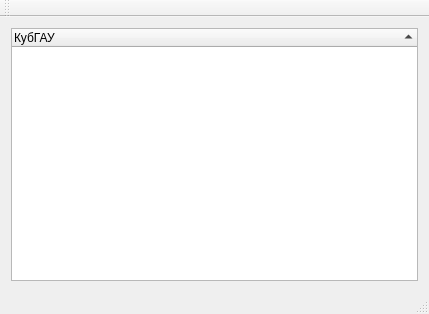
Before: the Qt Designer form mainwindow.ui in yurijmikhalevich/wdolm, drawn with Qt 5.
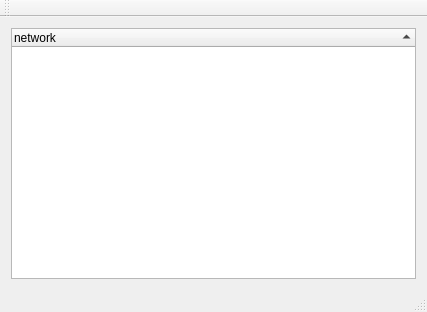
After: the same form once the commit is applied.

The edit to the form file:
```diff
--- a/mainwindow.ui
+++ b/mainwindow.ui
@@ -6,8 +6,8 @@
    <rect>
     <x>0</x>
     <y>0</y>
-    <width>429</width>
-    <height>314</height>
+    <width>427</width>
+    <height>312</height>
    </rect>
   </property>
   <property name="windowTitle">
@@ -37,7 +37,7 @@
       </property>
       <column>
        <property name="text">
-        <string>КубГАУ</string>
+        <string>network</string>
        </property>
       </column>
      </widget>
```
Left out of the diff: 4 changed lines with no effect on the pictures.
